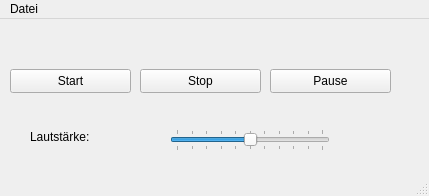
Qt form audioplayerwindow.ui (striezel/qt-commander) before a commit.
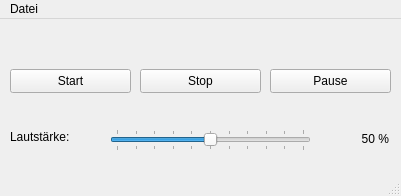
The same form after that commit. Icons and pictures are not drawn.

Commit message: implement volume control for audio player window

Diff of the .ui file:
```diff
--- a/audioplayerwindow.ui
+++ b/audioplayerwindow.ui
@@ -6,7 +6,7 @@
    <rect>
     <x>0</x>
     <y>0</y>
-    <width>429</width>
+    <width>401</width>
     <height>196</height>
    </rect>
   </property>
@@ -65,9 +65,9 @@
    <widget class="QSlider" name="sliderVolume">
     <property name="geometry">
      <rect>
-      <x>170</x>
+      <x>110</x>
       <y>110</y>
-      <width>160</width>
+      <width>201</width>
       <height>22</height>
      </rect>
     </property>
@@ -90,7 +90,7 @@
    <widget class="QLabel" name="lblolume">
     <property name="geometry">
      <rect>
-      <x>30</x>
+      <x>10</x>
       <y>110</y>
       <width>91</width>
       <height>16</height>
@@ -100,13 +100,29 @@
      <string>Lautstärke:</string>
     </property>
    </widget>
+   <widget class="QLabel" name="lblVolumeValue">
+    <property name="geometry">
+     <rect>
+      <x>328</x>
+      <y>110</y>
+      <width>61</width>
+      <height>20</height>
+     </rect>
+    </property>
+    <property name="text">
+     <string>50 %</string>
+    </property>
+    <property name="alignment">
+     <set>Qt::AlignmentFlag::AlignRight|Qt::AlignmentFlag::AlignTrailing|Qt::AlignmentFlag::AlignVCenter</set>
+    </property>
+   </widget>
   </widget>
   <widget class="QMenuBar" name="menubar">
    <property name="geometry">
     <rect>
      <x>0</x>
      <y>0</y>
-     <width>429</width>
+     <width>401</width>
      <height>22</height>
     </rect>
    </property>
```
Left out of the diff: 2 changed lines with no effect on the pictures. The commit also changes 2 other files.
